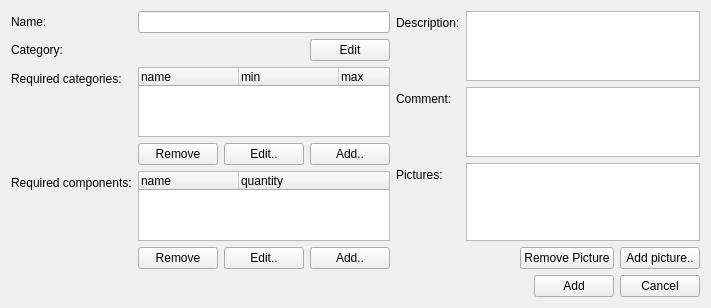
Old version of the form client/uiforms/recipe_add.ui in the repository Wolframe/configurator.
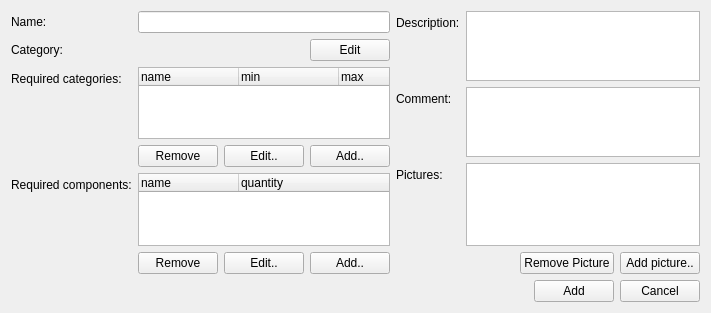
New version of the form.

The edit to the form file:
```diff
--- a/client/uiforms/recipe_add.ui
+++ b/client/uiforms/recipe_add.ui
@@ -7,7 +7,7 @@
     <x>0</x>
     <y>0</y>
     <width>711</width>
-    <height>302</height>
+    <height>313</height>
    </rect>
   </property>
   <property name="windowTitle">
```
Left out of the diff: 5 changed lines with no effect on the pictures.
